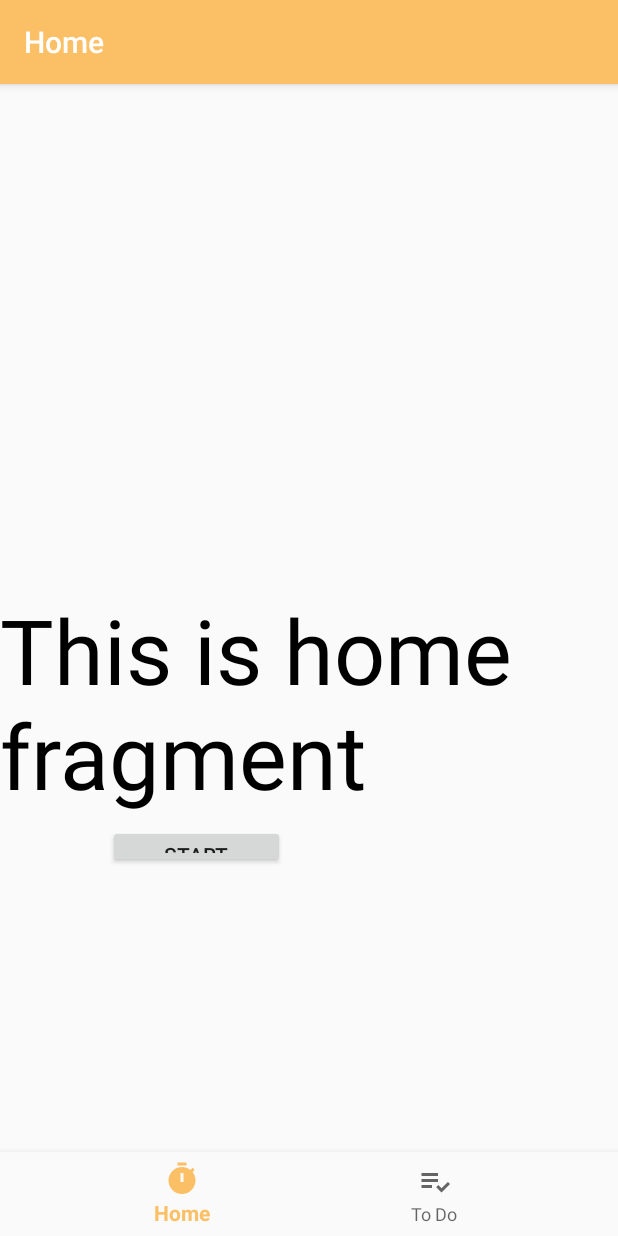
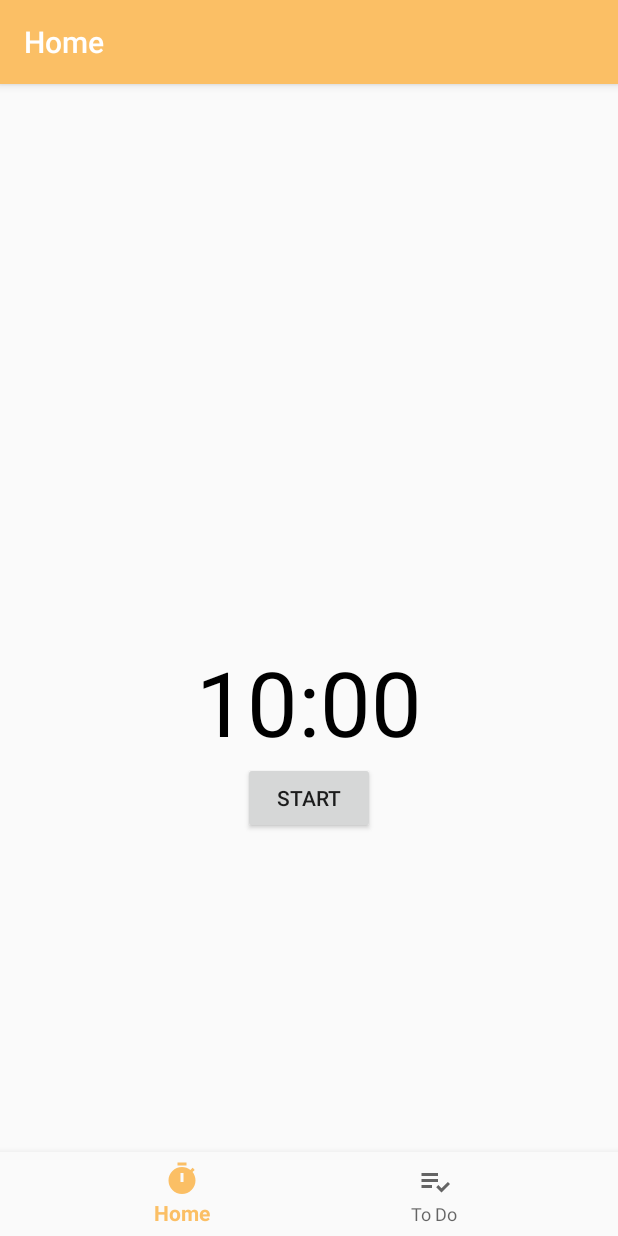
Before and after one commit to ls228/Study-App, an Android app: the screen it shows after launch (MainActivity), on a phone screen of 412 x 824 dp. Run offline under Robolectric (Android 15) with nearby library versions, the light colour scheme and no system bars; our stand-ins replace navigation-ui.

Commit message:
feat(timer) timer is running, missing pause button
ref #8

```diff
--- a/app/src/main/java/de/hdmstuttgart/meinprojekt/MainActivity.java
+++ b/app/src/main/java/de/hdmstuttgart/meinprojekt/MainActivity.java
@@ -21,18 +21,6 @@ import de.hdmstuttgart.meinprojekt.databinding.ActivityMainBinding;
 
 public class MainActivity extends AppCompatActivity {
 
-    private static final long START_TIME_IN_MILLIS=600000;
-
-    private TextView mTextViewCountDown;
-    private Button mButtonStartPause;
-    private Button mButtonReset;
-
-    private CountDownTimer mCountDownTimer;
-
-    private boolean mTimerRunning;
-
-    private long mTimeLeftInMillis = START_TIME_IN_MILLIS;
-
     private ActivityMainBinding binding;
 
     @Override
@@ -51,79 +39,6 @@ public class MainActivity extends AppCompatActivity {
         NavController navController = Navigation.findNavController(this, R.id.nav_host_fragment_activity_main);
         NavigationUI.setupActionBarWithNavController(this, navController, appBarConfiguration);
         NavigationUI.setupWithNavController(binding.navView, navController);
-
-
-    mTextViewCountDown = findViewById(R.id.text_view_countdown);
-
-    mButtonStartPause = findViewById(R.id.button_start_pause);
-    mButtonReset = findViewById(R.id.button_reset);
-
-    mButtonStartPause.setOnClickListener(new View.OnClickListener() {
-        @Override
-        public void onClick(View v) {
-            if(mTimerRunning){
-                pauseTimer();
-            }else {
-                startTimer();
-            }
-        }
-    });
-
-
-        mButtonReset.setOnClickListener(new View.OnClickListener() {
-            @Override
-            public void onClick(View v) {
-                resetTimer();
-            }
-        });
-
-        updateCountDownText();
-
-    }
-
-    private void startTimer() {
-        mCountDownTimer = new CountDownTimer(mTimeLeftInMillis, 1000) {
-            @Override
-            public void onTick(long millisUntilFinished) {
-                mTimeLeftInMillis = millisUntilFinished;
-                updateCountDownText();
-            }
-
-            @Override
-            public void onFinish() {
-                mTimerRunning = false;
-                mButtonStartPause.setText("Start");
-                mButtonStartPause.setVisibility(View.INVISIBLE);
-                mButtonReset.setVisibility(View.VISIBLE);
-            }
-        }.start();
-
-        mTimerRunning = true;
-        mButtonStartPause.setText("pause");
-        mButtonStartPause.setVisibility(View.INVISIBLE);
-    }
-
-    private void pauseTimer() {
-        mCountDownTimer.cancel();
-        mTimerRunning = false;
-        mButtonStartPause.setText("Start");
-        mButtonReset.setVisibility(View.VISIBLE);
-    }
-
-    private void resetTimer() {
-        mTimeLeftInMillis = START_TIME_IN_MILLIS;
-        updateCountDownText();
-        mButtonReset.setVisibility(View.INVISIBLE);
-        mButtonStartPause.setVisibility(View.VISIBLE);
-    }
-
-    private void updateCountDownText() {
-        int minutes = (int) (mTimeLeftInMillis / 1000) / 60;
-        int seconds = (int) (mTimeLeftInMillis / 1000) % 60;
-
-        String timeLeftFormatted = String.format("%02d:%02d", minutes, seconds);
-
-        mTextViewCountDown.setText(timeLeftFormatted);
     }
 
 }
--- a/app/src/main/java/de/hdmstuttgart/meinprojekt/ui/home/HomeFragment.java
+++ b/app/src/main/java/de/hdmstuttgart/meinprojekt/ui/home/HomeFragment.java
@@ -1,18 +1,33 @@
 package de.hdmstuttgart.meinprojekt.ui.home;
 
 import android.os.Bundle;
+import android.os.CountDownTimer;
 import android.view.LayoutInflater;
 import android.view.View;
 import android.view.ViewGroup;
+import android.widget.Button;
 import android.widget.TextView;
 
 import androidx.annotation.NonNull;
 import androidx.fragment.app.Fragment;
 import androidx.lifecycle.ViewModelProvider;
 
+import de.hdmstuttgart.meinprojekt.R;
 import de.hdmstuttgart.meinprojekt.databinding.FragmentHomeBinding;
 
 public class HomeFragment extends Fragment {
+
+    private static final long START_TIME_IN_MILLIS=600000;
+
+    private TextView mTextViewCountDown;
+    private Button mButtonStartPause;
+    private Button mButtonReset;
+
+    private CountDownTimer mCountDownTimer;
+
+    private boolean mTimerRunning;
+
+    private long mTimeLeftInMillis = START_TIME_IN_MILLIS;
 
     private FragmentHomeBinding binding;
 
@@ -21,12 +36,73 @@ public class HomeFragment extends Fragment {
         HomeViewModel homeViewModel =
                 new ViewModelProvider(this).get(HomeViewModel.class);
 
-        binding = FragmentHomeBinding.inflate(inflater, container, false);
-        View root = binding.getRoot();
+        View view = inflater.inflate(R.layout.fragment_home, container, false);
 
-        final TextView textView = binding.textHome;
-        homeViewModel.getText().observe(getViewLifecycleOwner(), textView::setText);
-        return root;
+
+        mTextViewCountDown = view.findViewById(R.id.text_view_countdown);
+
+        mButtonStartPause = view.findViewById(R.id.button_start_pause);
+        mButtonReset = view.findViewById(R.id.button_reset);
+
+        mButtonStartPause.setOnClickListener(v -> {
+            if (mTimerRunning) {
+                pauseTimer();
+            } else {
+                startTimer();
+            }
+        });
+
+
+        mButtonReset.setOnClickListener(v -> resetTimer());
+
+        updateCountDownText();
+        return view;
+    }
+
+    private void startTimer() {
+        mCountDownTimer = new CountDownTimer(mTimeLeftInMillis, 1000) {
+            @Override
+            public void onTick(long millisUntilFinished) {
+                mTimeLeftInMillis = millisUntilFinished;
+                updateCountDownText();
+            }
+
+            @Override
+            public void onFinish() {
+                mTimerRunning = false;
+                mButtonStartPause.setText("Start");
+                mButtonStartPause.setVisibility(View.INVISIBLE);
+                mButtonReset.setVisibility(View.VISIBLE);
+            }
+        }.start();
+
+        mTimerRunning = true;
+        mButtonStartPause.setText("Pause");
+        mButtonStartPause.setVisibility(View.INVISIBLE);
+    }
+
+    private void pauseTimer() {
+        mCountDownTimer.cancel();
+        mTimerRunning = false;
+        mButtonStartPause.setText("Start");
+        mButtonReset.setVisibility(View.VISIBLE);
+    }
+
+    private void resetTimer() {
+        mTimeLeftInMillis = START_TIME_IN_MILLIS;
+        updateCountDownText();
+        mButtonReset.setVisibility(View.INVISIBLE);
+        mButtonStartPause.setVisibility(View.VISIBLE);
+    }
+
+    private void updateCountDownText() {
+        int minutes = (int) (mTimeLeftInMillis / 1000) / 60;
+        int seconds = (int) (mTimeLeftInMillis / 1000) % 60;
+
+        String timeLeftFormatted = String.format("%02d:%02d", minutes, seconds);
+
+        mTextViewCountDown.setText(timeLeftFormatted);
+
     }
 
     @Override
@@ -34,4 +110,9 @@ public class HomeFragment extends Fragment {
         super.onDestroyView();
         binding = null;
     }
+
+    @Override
+    public void onSaveInstanceState(@NonNull Bundle outState) {
+        super.onSaveInstanceState(outState);
+    }
 }
--- a/app/src/main/res/layout/fragment_home.xml
+++ b/app/src/main/res/layout/fragment_home.xml
@@ -8,7 +8,7 @@
 
 
     <TextView
-        android:id="@+id/text_home"
+        android:id="@+id/text_view_countdown"
         android:layout_width="wrap_content"
         android:layout_height="wrap_content"
         android:layout_centerHorizontal="true"
@@ -19,14 +19,10 @@
 
     <Button
         android:id="@+id/button_start_pause"
-        android:layout_width="118dp"
         android:layout_height="wrap_content"
-        android:layout_alignParentStart="true"
-        android:layout_alignParentTop="true"
-        android:layout_alignParentBottom="true"
-        android:layout_marginStart="72dp"
-        android:layout_marginTop="438dp"
-        android:layout_marginBottom="245dp"
+        android:layout_width="wrap_content"
+        android:layout_below="@+id/text_view_countdown"
+        android:layout_centerHorizontal="true"
         android:text="start" />
 
     <Button
@@ -34,10 +30,8 @@
         android:layout_width="wrap_content"
         android:layout_height="wrap_content"
         android:layout_below="@+id/text_view_countdown"
-        android:layout_alignParentEnd="true"
-        android:layout_alignParentBottom="true"
-        android:layout_marginEnd="98dp"
-        android:layout_marginBottom="246dp"
+        android:layout_marginStart="11dp"
+        android:layout_toEndOf="@+id/button_start_pause"
         android:text="reset"
         android:visibility="invisible"
         tools:visibility="visible" />
```
